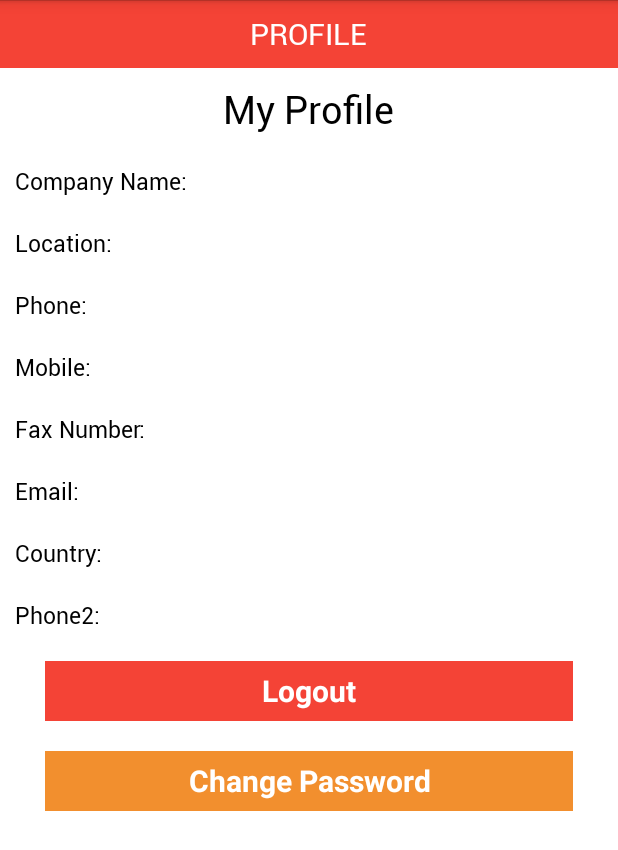
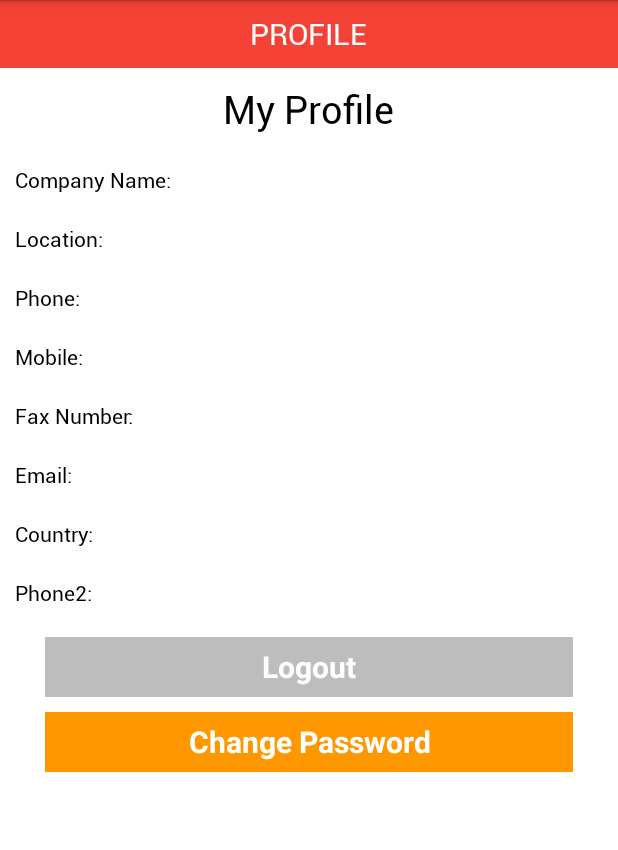
Before and after one commit to sureshdraco/wallet, an Android app: the InformationActivity screen opened directly, with no data from a screen before it, on a phone screen of 412 x 824 dp. Shown: the top 850 px of the screen. Run offline under Robolectric (Android 15) with nearby library versions, the phone set to English and light mode, and no system bars; libraries missing offline, so code that uses them is left out: com.google.android.gms, de.keyboardsurfer.android; 9 statements that could not run were skipped.

Commit message:
updated profile page

```diff
--- a/WalletApp/app/src/main/res/layout/information.xml
+++ b/WalletApp/app/src/main/res/layout/information.xml
@@ -59,7 +59,7 @@
                     android:ems="7"
                     android:text="Company Name:"
                     android:textColor="@android:color/black"
-                    android:textSize="15.0sp"
+                    android:textSize="14sp"
                     android:textStyle="bold" />
 
                 <com.token.util.MyTextView
@@ -68,7 +68,7 @@
                     android:layout_height="wrap_content"
                     android:text=""
                     android:textColor="@android:color/black"
-                    android:textSize="13.0sp" />
+                    android:textSize="14sp" />
             </LinearLayout>
 
             <LinearLayout
@@ -83,7 +83,7 @@
                     android:ems="7"
                     android:text="Location:"
                     android:textColor="@android:color/black"
-                    android:textSize="15.0sp"
+                    android:textSize="14sp"
                     android:textStyle="bold" />
 
                 <com.token.util.MyTextView
@@ -92,7 +92,7 @@
                     android:layout_height="wrap_content"
                     android:text=""
                     android:textColor="@android:color/black"
-                    android:textSize="13.0sp" />
+                    android:textSize="14sp" />
             </LinearLayout>
 
             <LinearLayout
@@ -107,7 +107,7 @@
                     android:ems="7"
                     android:text="Phone:"
                     android:textColor="@android:color/black"
-                    android:textSize="15.0sp"
+                    android:textSize="14sp"
                     android:textStyle="bold" />
 
                 <com.token.util.MyTextView
@@ -116,7 +116,7 @@
                     android:layout_height="wrap_content"
                     android:text=""
                     android:textColor="@android:color/black"
-                    android:textSize="13.0sp" />
+                    android:textSize="14sp" />
             </LinearLayout>
 
             <LinearLayout
@@ -131,7 +131,7 @@
                     android:ems="7"
                     android:text="Mobile:"
                     android:textColor="@android:color/black"
-                    android:textSize="15.0sp"
+                    android:textSize="14sp"
                     android:textStyle="bold" />
 
                 <com.token.util.MyTextView
@@ -140,7 +140,7 @@
                     android:layout_height="wrap_content"
                     android:text=""
                     android:textColor="@android:color/black"
-                    android:textSize="13.0sp" />
+                    android:textSize="14sp" />
             </LinearLayout>
 
             <LinearLayout
@@ -155,7 +155,7 @@
                     android:ems="7"
                     android:text="Fax Number:"
                     android:textColor="@android:color/black"
-                    android:textSize="15.0sp"
+                    android:textSize="14sp"
                     android:textStyle="bold" />
 
                 <com.token.util.MyTextView
@@ -164,7 +164,7 @@
                     android:layout_height="wrap_content"
                     android:text=""
                     android:textColor="@android:color/black"
-                    android:textSize="13.0sp" />
+                    android:textSize="14sp" />
             </LinearLayout>
 
             <LinearLayout
@@ -179,7 +179,7 @@
                     android:ems="7"
                     android:text="Email:"
                     android:textColor="@android:color/black"
-                    android:textSize="15.0sp"
+                    android:textSize="14sp"
                     android:textStyle="bold" />
 
                 <com.token.util.MyTextView
@@ -188,7 +188,7 @@
                     android:layout_height="wrap_content"
                     android:text=""
                     android:textColor="@android:color/black"
-                    android:textSize="13.0sp" />
+                    android:textSize="14sp" />
             </LinearLayout>
 
             <LinearLayout
@@ -203,7 +203,7 @@
                     android:ems="7"
                     android:text="Country:"
                     android:textColor="@android:color/black"
-                    android:textSize="15.0sp"
+                    android:textSize="14sp"
                     android:textStyle="bold" />
 
                 <com.token.util.MyTextView
@@ -212,7 +212,7 @@
                     android:layout_height="wrap_content"
                     android:text=""
                     android:textColor="@android:color/black"
-                    android:textSize="13.0sp" />
+                    android:textSize="14sp" />
             </LinearLayout>
 
             <LinearLayout
@@ -227,7 +227,7 @@
                     android:ems="7"
                     android:text="Phone2:"
                     android:textColor="@android:color/black"
-                    android:textSize="15.0sp"
+                    android:textSize="14sp"
                     android:textStyle="bold" />
 
                 <com.token.util.MyTextView
@@ -236,7 +236,7 @@
                     android:layout_height="wrap_content"
                     android:text=""
                     android:textColor="@android:color/black"
-                    android:textSize="13.0sp" />
+                    android:textSize="14sp" />
             </LinearLayout>
 
             <Button
@@ -246,7 +246,7 @@
                 android:layout_marginLeft="20.0dip"
                 android:layout_marginRight="20.0dip"
                 android:layout_marginTop="20.0dip"
-                android:background="@color/button_red"
+                android:background="@color/button_logout"
                 android:text="Logout"
                 android:textColor="#ffffffff"
                 android:textSize="20.0sp"
@@ -258,8 +258,8 @@
                 android:layout_height="40.0dip"
                 android:layout_marginLeft="20.0dip"
                 android:layout_marginRight="20.0dip"
-                android:layout_marginTop="20.0dip"
-                android:background="@color/orange"
+                android:layout_marginTop="10.0dip"
+                android:background="#FF9800"
                 android:text="Change Password"
                 android:textColor="#ffffffff"
                 android:textSize="20.0sp"
--- a/WalletApp/app/src/main/res/values/colors.xml
+++ b/WalletApp/app/src/main/res/values/colors.xml
@@ -13,6 +13,7 @@
     <color name="gray">#ff2a2a33</color>
     <color name="light_gray">#fff0f0f0</color>
     <color name="button_red">#fff44336</color>
+    <color name="button_logout">#bdbdbd</color>
     <color name="button_withdraw">#F44336</color>
     <color name="button_buy">#4CAF50</color>
     <color name="button_green">#ff4caf50</color>
```
